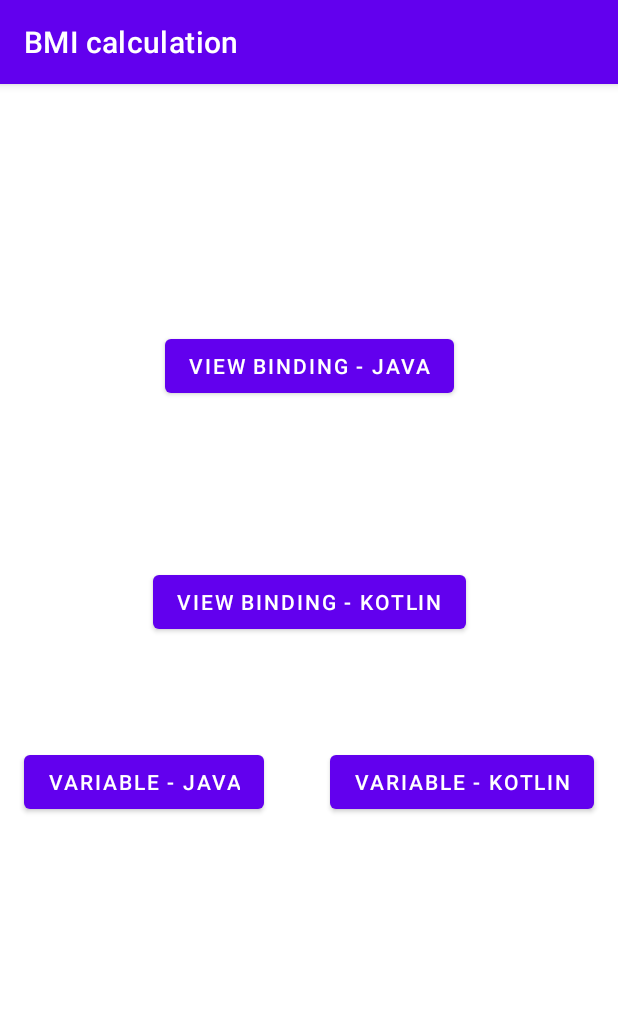
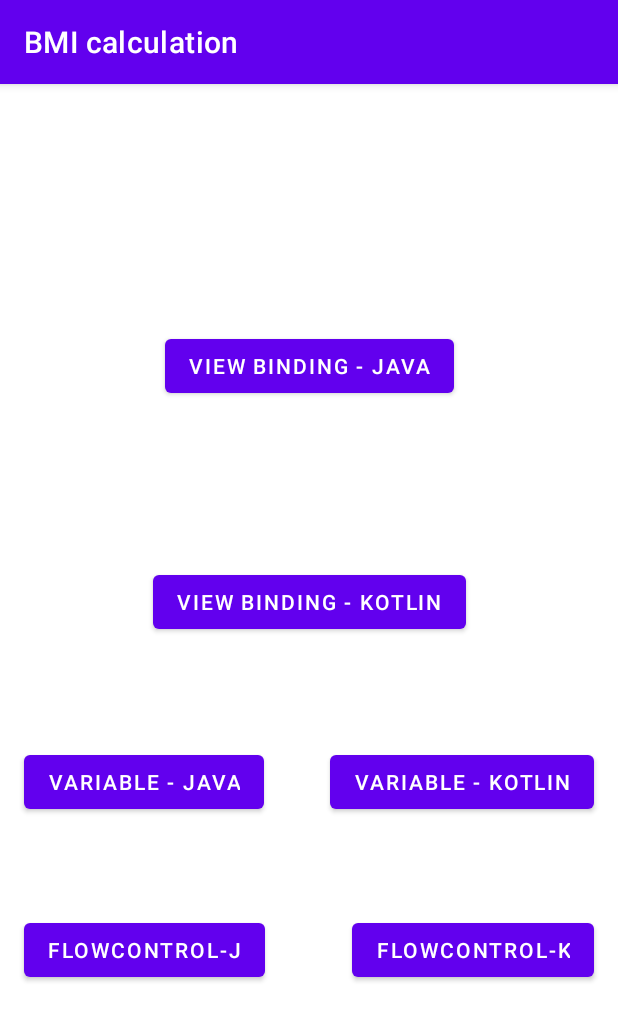
Before and after one commit to dahye828/HelloKotlin, an Android app: the screen it shows after launch (MainActivity), on a phone screen of 412 x 824 dp. Shown: the top 1021 px of the screen. Run offline under Robolectric (Android 15) with nearby library versions, the phone set to English and light mode, and no system bars.

Commit message:
Flow Control in Java

```diff
--- a/app/src/main/java/com/example/hellokotlin/MainActivity.kt
+++ b/app/src/main/java/com/example/hellokotlin/MainActivity.kt
@@ -16,6 +16,8 @@ class MainActivity : AppCompatActivity() {
         val btnKotlin = findViewById<Button>(R.id.btnJava)
         val btnVarJava = findViewById<Button>(R.id.btnVarJava)
         val btnVarKotlin = findViewById<Button>(R.id.btnVarKotlin)
+        val btnFlowControlJava = findViewById<Button>(R.id.btnFlowControlJava)
+        val btnFlowControlKotlin = findViewById<Button>(R.id.btnFlowControlKotlin)
 
 
         btnJava.setOnClickListener {
@@ -30,5 +32,11 @@ class MainActivity : AppCompatActivity() {
         btnVarKotlin.setOnClickListener {
             startActivity(Intent(this@MainActivity, VariableKotlinActivity::class.java))
         }
+        btnFlowControlJava.setOnClickListener {
+            startActivity(Intent(this@MainActivity, FlowControlJavaActivity::class.java))
+        }
+        btnFlowControlKotlin.setOnClickListener {
+            startActivity(Intent(this@MainActivity, FlowControlKotlinActivity::class.java))
+        }
     }
 }
--- a/app/src/main/res/layout/activity_main.xml
+++ b/app/src/main/res/layout/activity_main.xml
@@ -45,4 +45,21 @@
         android:text="variable - kotlin"
         app:layout_constraintEnd_toEndOf="parent"
         app:layout_constraintTop_toTopOf="@+id/btnVarJava" />
+
+    <Button
+        android:id="@+id/btnFlowControlJava"
+        android:layout_width="wrap_content"
+        android:layout_height="wrap_content"
+        android:layout_marginTop="64dp"
+        android:text="FlowControl-J"
+        app:layout_constraintStart_toStartOf="@+id/btnVarJava"
+        app:layout_constraintTop_toBottomOf="@+id/btnVarJava" />
+
+    <Button
+        android:id="@+id/btnFlowControlKotlin"
+        android:layout_width="wrap_content"
+        android:layout_height="wrap_content"
+        android:text="FlowControl-K"
+        app:layout_constraintEnd_toEndOf="@+id/btnVarKotlin"
+        app:layout_constraintTop_toTopOf="@+id/btnFlowControlJava" />
 </androidx.constraintlayout.widget.ConstraintLayout>
```
Also changed, not shown: app/src/main/AndroidManifest.xml (+11 -7 lines), app/src/main/java/com/example/hellokotlin/FlowControlJavaActivity.java (added, +49 -0 lines), app/src/main/java/com/example/hellokotlin/FlowControlKotlinActivity.kt (added, +11 -0 lines), app/src/main/res/layout/layout_flowcontrol.xml (added, +29 -0 lines).
